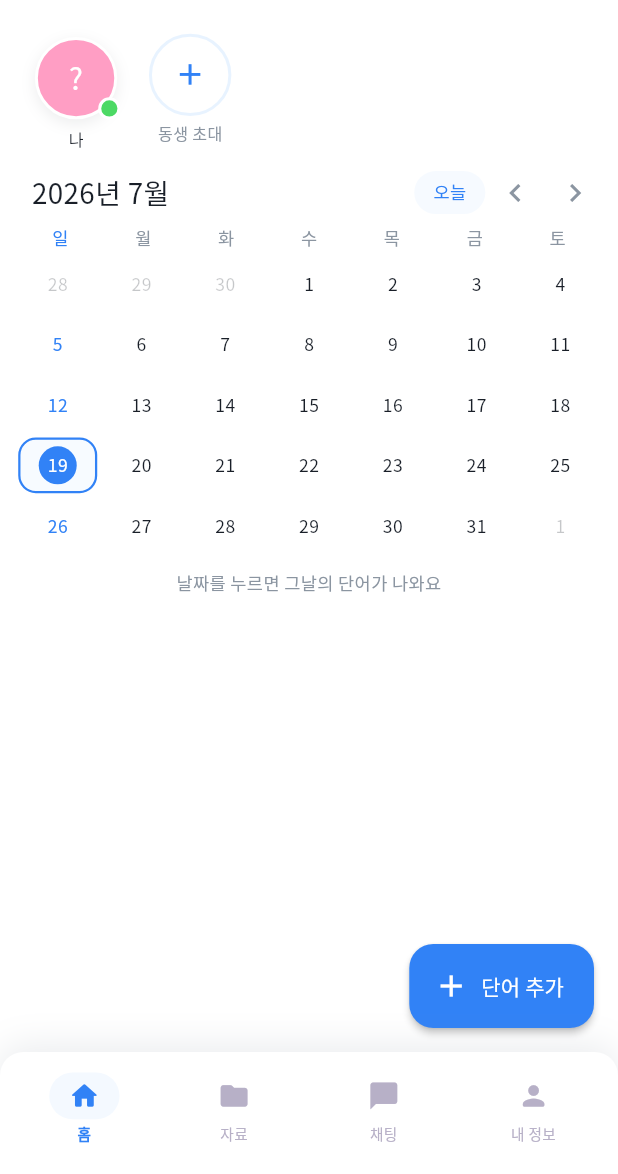
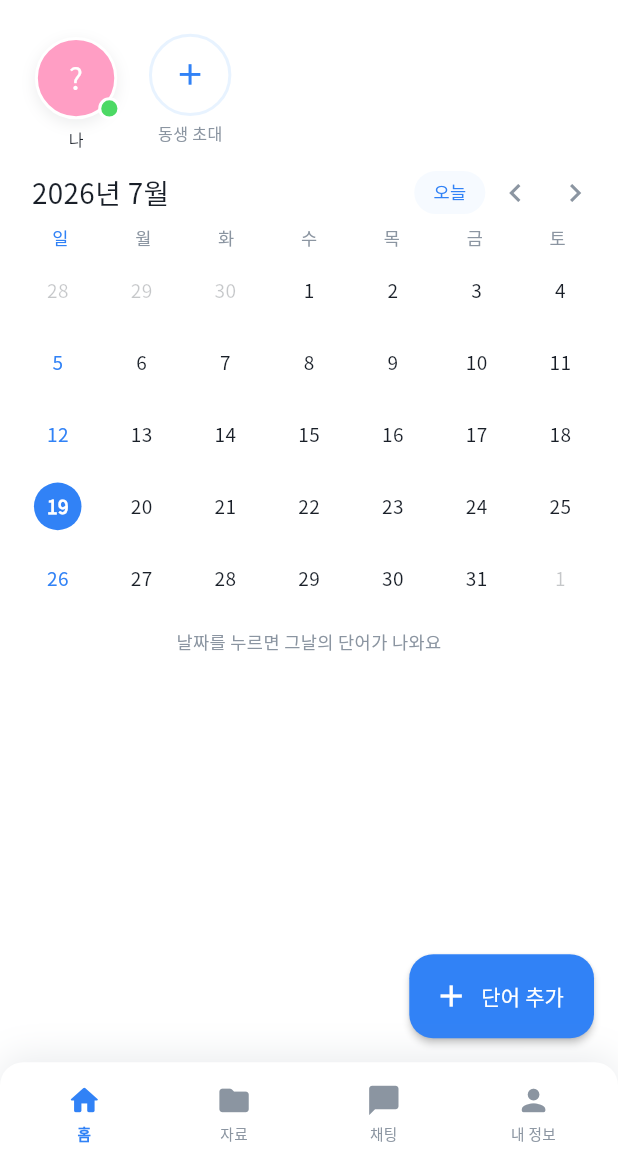
Before and after one commit to halfcodz/HelloWord, a Flutter app: the screen it shows once a user with an empty profile is signed in, after a tap on "언니 (출제자)", on a phone screen of 412 x 824 dp, the part 62-1236 px from its top. Run offline on Flutter 3.47's test engine with Material 3 defaults, Android fonts, the phone set to English and light mode, and no system bars; our stand-ins replace cloud_firestore, file_picker, firebase_auth, firebase_core, flutter_animate, flutter_dotenv and 5 more; missing offline and left inert: excel, flutter_webrtc; accounts and stored records are empty; generated files the repository leaves out were written again.

Commit message:
토스풍 마무리: 상단 흰색 통일 · 하단바/달력 정돈
- web/index.html 초기 배경·theme-color·로딩 흰색/블루로 변경(상단 분홍 제거)
- 하단바: 선택 알약 배경 제거, 아이콘+라벨만 색으로 구분, 비선택 뉴트럴 그레이
- 달력: 선택/오늘을 깔끔한 원형(오늘=블루, 선택=옅은 블루)으로 표시

```diff
--- a/lib/core/widgets/month_calendar.dart
+++ b/lib/core/widgets/month_calendar.dart
@@ -191,36 +191,38 @@ class _DayCell extends StatelessWidget {
       onTap: onTap,
       behavior: HitTestBehavior.opaque,
       child: Container(
-        height: 38.h,
+        height: 46.h,
         margin: EdgeInsets.all(1.5.w),
-        decoration: BoxDecoration(
-          color: isSelected
-              ? AppColors.pinkSoft.withValues(alpha: 0.35)
-              : Colors.transparent,
-          borderRadius: BorderRadius.circular(12.r),
-          border: isSelected
-              ? Border.all(color: AppColors.pink, width: 1.5)
-              : null,
-        ),
         // 날짜 원은 칸 중앙에, 점 표시는 아래쪽에 겹쳐 배치한다.
         child: Stack(
           alignment: Alignment.center,
           children: [
             Container(
-              width: 24.w,
-              height: 24.w,
+              width: 30.w,
+              height: 30.w,
               alignment: Alignment.center,
               decoration: isToday
                   ? BoxDecoration(
-                      gradient: AppColors.primaryButton,
+                      color: AppColors.pink,
                       shape: BoxShape.circle,
                     )
-                  : null,
+                  : (isSelected
+                      ? BoxDecoration(
+                          color: AppColors.pinkSoft,
+                          shape: BoxShape.circle,
+                        )
+                      : null),
               child: Text(
                 '${date.day}',
                 style: TextStyle(
-                  fontSize: 12.sp,
-                  color: isToday ? Colors.white : dayColor,
+                  fontSize: 13.sp,
+                  fontWeight:
+                      (isToday || isSelected) ? FontWeight.w700 : FontWeight.w500,
+                  color: isToday
+                      ? Colors.white
+                      : isSelected
+                          ? AppColors.pink
+                          : dayColor,
                 ),
               ),
             ),
--- a/lib/home/main_shell.dart
+++ b/lib/home/main_shell.dart
@@ -192,8 +192,8 @@ class _BarItem extends StatelessWidget {
 
   @override
   Widget build(BuildContext context) {
-    // 선택: 진한 핑크 / 비선택: 옅은 회보라 — 대비를 확실히.
-    final color = selected ? AppColors.pink : const Color(0xFFB7B0C7);
+    // 선택: 포인트 색 / 비선택: 뉴트럴 그레이(토스풍).
+    final color = selected ? AppColors.pink : const Color(0xFF8B95A1);
     return BouncyTap(
       onTap: onTap,
       child: Padding(
@@ -202,20 +202,10 @@ class _BarItem extends StatelessWidget {
           mainAxisSize: MainAxisSize.min,
           mainAxisAlignment: MainAxisAlignment.center,
           children: [
-            AnimatedContainer(
-              duration: const Duration(milliseconds: 200),
-              curve: Curves.easeOut,
-              padding: EdgeInsets.symmetric(horizontal: 12.w, vertical: 5.h),
-              decoration: BoxDecoration(
-                color: selected
-                    ? AppColors.pinkSoft.withValues(alpha: 0.5)
-                    : Colors.transparent,
-                borderRadius: BorderRadius.circular(16.r),
-              ),
-              child: Stack(
+            Stack(
               clipBehavior: Clip.none,
               children: [
-                  Icon(icon, size: 22.sp, color: color),
+                Icon(icon, size: 24.sp, color: color),
                 if (showBadge)
                   Positioned(
                     right: -2.w,
@@ -232,8 +222,7 @@ class _BarItem extends StatelessWidget {
                   ),
               ],
             ),
-            ),
-            SizedBox(height: 3.h),
+            SizedBox(height: 4.h),
             Text(
               label,
               textAlign: TextAlign.center,
```
Also changed, not shown: 1 other file. Lines whose indentation alone changed are shown as unchanged.
